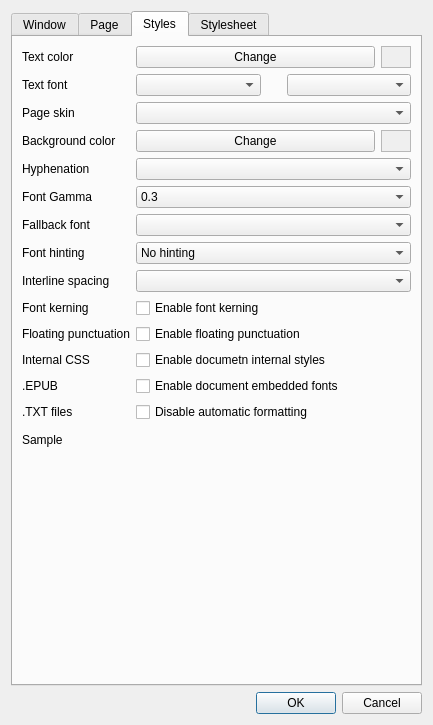
Above: cr3qt/src/settings.ui from buggins/coolreader before the change. Below: the same form after it.
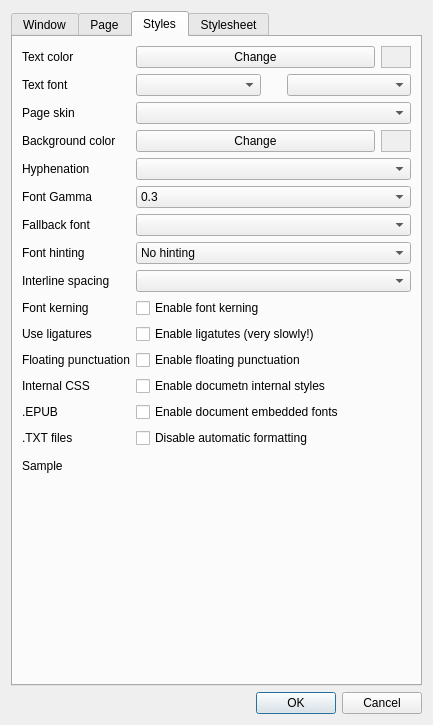
That is the form after the change. Icons and pictures are not drawn. Custom widgets are drawn as their Qt base class.

Commit message: HarfBuzz kerning optimization - added cache for character's interspace and width, that significaly impove performance. But with such optimization impossible to draw ligatures, then added new option "Use ligatures" in settings dialog (disabled by default). When this option enabled performed full slowly harfBuzz shaping.

```diff
--- a/cr3qt/src/settings.ui
+++ b/cr3qt/src/settings.ui
@@ -1244,42 +1244,42 @@
          <item row="13" column="1">
           <widget class="QComboBox" name="cbInterlineSpace"/>
          </item>
-         <item row="15" column="0">
+         <item row="16" column="0">
           <widget class="QLabel" name="label_18">
            <property name="text">
             <string>Floating punctuation</string>
            </property>
           </widget>
          </item>
-         <item row="15" column="1">
+         <item row="16" column="1">
           <widget class="QCheckBox" name="cbFloatingPunctuation">
            <property name="text">
             <string>Enable floating punctuation</string>
            </property>
           </widget>
          </item>
-         <item row="18" column="0">
+         <item row="19" column="0">
           <widget class="QLabel" name="label_17">
            <property name="text">
             <string>.TXT files</string>
            </property>
           </widget>
          </item>
-         <item row="18" column="1">
+         <item row="19" column="1">
           <widget class="QCheckBox" name="cbTxtPreFormatted">
            <property name="text">
             <string>Disable automatic formatting</string>
            </property>
           </widget>
          </item>
-         <item row="20" column="0">
+         <item row="21" column="0">
           <widget class="QLabel" name="label_15">
            <property name="text">
             <string>Sample</string>
            </property>
           </widget>
          </item>
-         <item row="20" column="1">
+         <item row="21" column="1">
           <widget class="CR3View" name="crSample" native="true">
            <property name="sizePolicy">
             <sizepolicy hsizetype="Expanding" vsizetype="Expanding">
@@ -1552,28 +1552,28 @@
            </property>
           </widget>
          </item>
-         <item row="16" column="1">
+         <item row="17" column="1">
           <widget class="QCheckBox" name="cbEnableDocumentStyles">
            <property name="text">
             <string>Enable documetn internal styles</string>
            </property>
           </widget>
          </item>
-         <item row="16" column="0">
+         <item row="17" column="0">
           <widget class="QLabel" name="label_38">
            <property name="text">
             <string>Internal CSS</string>
            </property>
           </widget>
          </item>
-         <item row="17" column="1">
+         <item row="18" column="1">
           <widget class="QCheckBox" name="cbEnableEmbeddedFonts">
            <property name="text">
             <string>Enable document embedded fonts</string>
            </property>
           </widget>
          </item>
-         <item row="17" column="0">
+         <item row="18" column="0">
           <widget class="QLabel" name="label_37">
            <property name="text">
             <string>.EPUB</string>
@@ -1594,6 +1594,20 @@
            </property>
           </widget>
          </item>
+         <item row="15" column="0">
+          <widget class="QLabel" name="label_44">
+           <property name="text">
+            <string>Use ligatures</string>
+           </property>
+          </widget>
+         </item>
+         <item row="15" column="1">
+          <widget class="QCheckBox" name="cbLigatures">
+           <property name="text">
+            <string>Enable ligatutes (very slowly!)</string>
+           </property>
+          </widget>
+         </item>
         </layout>
        </item>
       </layout>
```
The commit also changes 31 other files.
